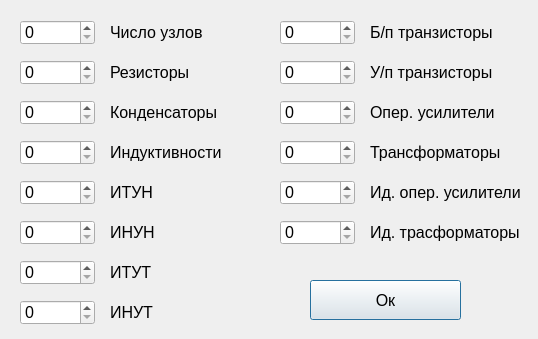
The window that schemedialog.ui (Ekop007/CSM) describes before a commit, drawn with Qt 5.
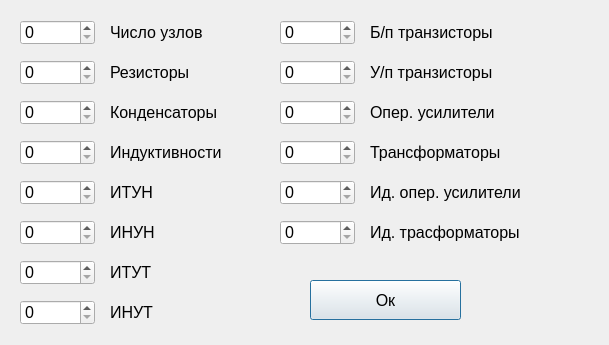
The same window after the commit.

Patch:
```diff
--- a/schemedialog.ui
+++ b/schemedialog.ui
@@ -6,8 +6,8 @@
    <rect>
     <x>0</x>
     <y>0</y>
-    <width>538</width>
-    <height>339</height>
+    <width>609</width>
+    <height>345</height>
    </rect>
   </property>
   <property name="font">
@@ -257,7 +257,7 @@
     <rect>
      <x>370</x>
      <y>180</y>
-     <width>160</width>
+     <width>201</width>
      <height>25</height>
     </rect>
    </property>
@@ -275,7 +275,7 @@
     <rect>
      <x>370</x>
      <y>220</y>
-     <width>160</width>
+     <width>191</width>
      <height>25</height>
     </rect>
    </property>
```
